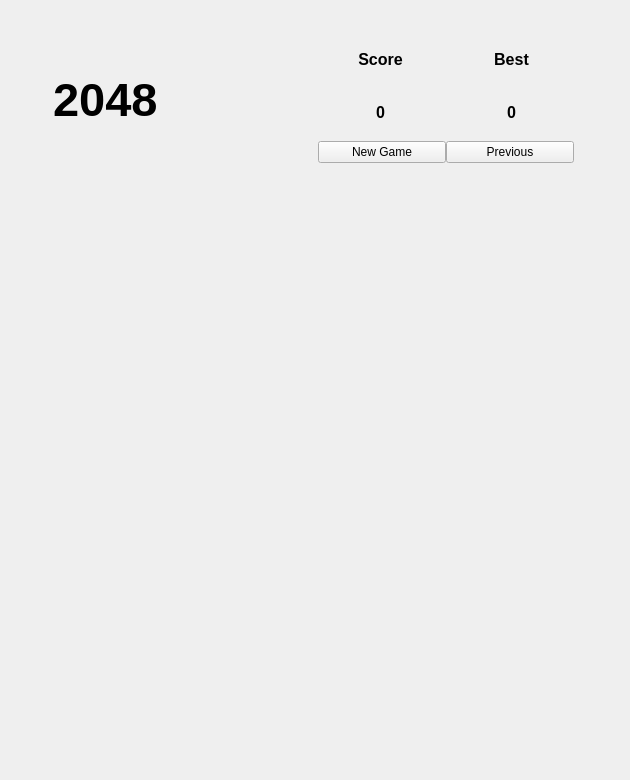
Old version of the form QTCPP2048/QTCPP2048/MainWindow.ui in the repository sgfcz/game_2048.
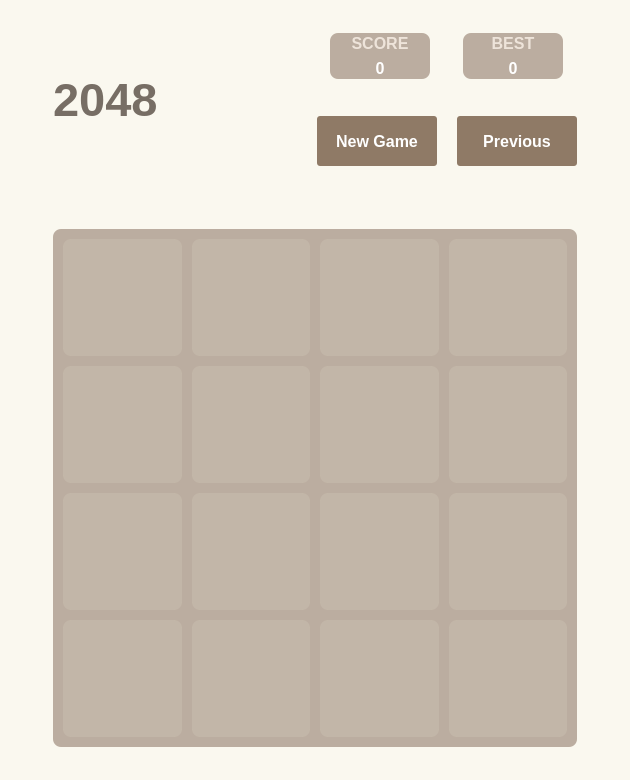
New version of the form.

Commit message: 完善界面

```diff
--- a/QTCPP2048/QTCPP2048/MainWindow.ui
+++ b/QTCPP2048/QTCPP2048/MainWindow.ui
@@ -25,7 +25,13 @@
   <property name="windowTitle">
    <string>MainWindow</string>
   </property>
+  <property name="styleSheet">
+   <string notr="true">background-color: rgb(250, 248, 239);</string>
+  </property>
   <widget class="QWidget" name="centralwidget">
+   <property name="styleSheet">
+    <string notr="true"/>
+   </property>
    <layout class="QVBoxLayout" name="verticalLayout" stretch="1,3">
     <property name="spacing">
      <number>3</number>
@@ -73,153 +79,105 @@
         <property name="bottomMargin">
          <number>0</number>
         </property>
-        <item row="0" column="1">
-         <layout class="QGridLayout" name="ScoresGL">
-          <property name="leftMargin">
-           <number>0</number>
-          </property>
-          <property name="topMargin">
-           <number>0</number>
-          </property>
-          <property name="rightMargin">
-           <number>0</number>
-          </property>
-          <property name="bottomMargin">
-           <number>0</number>
-          </property>
-          <item row="0" column="1">
-           <layout class="QGridLayout" name="ScoreGL">
-            <property name="leftMargin">
-             <number>0</number>
-            </property>
-            <property name="topMargin">
-             <number>0</number>
-            </property>
-            <property name="rightMargin">
-             <number>0</number>
-            </property>
-            <property name="bottomMargin">
-             <number>0</number>
-            </property>
-            <item row="0" column="0">
-             <widget class="QLabel" name="ScoreUp">
-              <property name="font">
-               <font>
-                <pointsize>12</pointsize>
-                <weight>75</weight>
-                <bold>true</bold>
-               </font>
-              </property>
-              <property name="text">
-               <string>Best</string>
-              </property>
-              <property name="alignment">
-               <set>Qt::AlignCenter</set>
-              </property>
-             </widget>
-            </item>
-            <item row="1" column="0">
-             <widget class="QLabel" name="ScoreLabel">
-              <property name="font">
-               <font>
-                <pointsize>12</pointsize>
-                <weight>75</weight>
-                <bold>true</bold>
-               </font>
-              </property>
-              <property name="text">
-               <string>0</string>
-              </property>
-              <property name="alignment">
-               <set>Qt::AlignCenter</set>
-              </property>
-             </widget>
-            </item>
-           </layout>
-          </item>
-          <item row="0" column="0">
-           <layout class="QGridLayout" name="BestGL">
-            <property name="leftMargin">
-             <number>0</number>
-            </property>
-            <property name="topMargin">
-             <number>0</number>
-            </property>
-            <property name="rightMargin">
-             <number>0</number>
-            </property>
-            <property name="bottomMargin">
-             <number>0</number>
-            </property>
-            <item row="0" column="0">
-             <widget class="QLabel" name="BestUp">
-              <property name="font">
-               <font>
-                <pointsize>12</pointsize>
-                <weight>75</weight>
-                <bold>true</bold>
-               </font>
-              </property>
-              <property name="text">
-               <string>Score</string>
-              </property>
-              <property name="alignment">
-               <set>Qt::AlignCenter</set>
-              </property>
-             </widget>
-            </item>
-            <item row="1" column="0">
-             <widget class="QLabel" name="BestLabel">
-              <property name="font">
-               <font>
-                <pointsize>12</pointsize>
-                <weight>75</weight>
-                <bold>true</bold>
-               </font>
-              </property>
-              <property name="text">
-               <string>0</string>
-              </property>
-              <property name="alignment">
-               <set>Qt::AlignCenter</set>
-              </property>
-             </widget>
-            </item>
-           </layout>
-          </item>
-         </layout>
-        </item>
-        <item row="1" column="1">
+        <item row="2" column="1">
          <layout class="QGridLayout" name="ButtonGL">
           <property name="leftMargin">
-           <number>3</number>
+           <number>0</number>
           </property>
           <property name="topMargin">
-           <number>3</number>
+           <number>0</number>
           </property>
           <property name="rightMargin">
-           <number>3</number>
+           <number>0</number>
           </property>
           <property name="bottomMargin">
-           <number>3</number>
+           <number>0</number>
+          </property>
+          <property name="horizontalSpacing">
+           <number>20</number>
+          </property>
+          <property name="verticalSpacing">
+           <number>0</number>
           </property>
           <item row="0" column="0">
            <widget class="QPushButton" name="NewGameButton">
+            <property name="sizePolicy">
+             <sizepolicy hsizetype="Minimum" vsizetype="Fixed">
+              <horstretch>0</horstretch>
+              <verstretch>0</verstretch>
+             </sizepolicy>
+            </property>
+            <property name="minimumSize">
+             <size>
+              <width>120</width>
+              <height>50</height>
+             </size>
+            </property>
+            <property name="font">
+             <font>
+              <family>Arial</family>
+              <pointsize>12</pointsize>
+              <weight>75</weight>
+              <bold>true</bold>
+             </font>
+            </property>
+            <property name="styleSheet">
+             <string notr="true">QPushButton{
+	background-color: rgb(143, 122, 102);
+	color: rgb(255, 255, 255);
+	border-radius:3px; 
+	border: 1px
+}</string>
+            </property>
             <property name="text">
              <string>New Game</string>
             </property>
+            <property name="flat">
+             <bool>false</bool>
+            </property>
            </widget>
           </item>
           <item row="0" column="1">
            <widget class="QPushButton" name="PreviousButton">
+            <property name="minimumSize">
+             <size>
+              <width>120</width>
+              <height>50</height>
+             </size>
+            </property>
+            <property name="font">
+             <font>
+              <family>Arial</family>
+              <pointsize>12</pointsize>
+              <weight>75</weight>
+              <bold>true</bold>
+             </font>
+            </property>
+            <property name="styleSheet">
+             <string notr="true">QPushButton{
+	background-color: rgb(143, 122, 102);
+	color: rgb(255, 255, 255);
+	border-radius:3px; 
+	border: 1px
+}</string>
+            </property>
             <property name="text">
              <string>Previous</string>
             </property>
+            <property name="autoDefault">
+             <bool>false</bool>
+            </property>
+            <property name="default">
+             <bool>false</bool>
+            </property>
+            <property name="flat">
+             <bool>false</bool>
+            </property>
            </widget>
           </item>
          </layout>
         </item>
-        <item row="0" column="0" rowspan="2">
+        <item row="0" column="0" rowspan="3">
          <widget class="QLabel" name="TitleLabel">
           <property name="font">
            <font>
@@ -229,6 +187,9 @@
             <bold>true</bold>
            </font>
           </property>
+          <property name="styleSheet">
+           <string notr="true">color: rgb(119, 110, 101);</string>
+          </property>
           <property name="text">
            <string>2048</string>
           </property>
@@ -237,6 +198,181 @@
           </property>
          </widget>
         </item>
+        <item row="0" column="1">
+         <layout class="QGridLayout" name="ScoresGL">
+          <property name="leftMargin">
+           <number>0</number>
+          </property>
+          <property name="topMargin">
+           <number>0</number>
+          </property>
+          <property name="rightMargin">
+           <number>0</number>
+          </property>
+          <property name="bottomMargin">
+           <number>0</number>
+          </property>
+          <property name="horizontalSpacing">
+           <number>20</number>
+          </property>
+          <property name="verticalSpacing">
+           <number>0</number>
+          </property>
+          <item row="0" column="0">
+           <widget class="QWidget" name="BestWidget" native="true">
+            <property name="maximumSize">
+             <size>
+              <width>100</width>
+              <height>16777215</height>
+             </size>
+            </property>
+            <property name="styleSheet">
+             <string notr="true">background-color: rgb(187, 173, 160);
+border-radius:8px;</string>
+            </property>
+            <layout class="QGridLayout" name="BestGL">
+             <property name="leftMargin">
+              <number>1</number>
+             </property>
+             <property name="topMargin">
+              <number>1</number>
+             </property>
+             <property name="rightMargin">
+              <number>1</number>
+             </property>
+             <property name="bottomMargin">
+              <number>1</number>
+             </property>
+             <item row="0" column="0">
+              <widget class="QLabel" name="BestUp">
+               <property name="font">
+                <font>
+                 <family>Arial</family>
+                 <pointsize>12</pointsize>
+                 <weight>75</weight>
+                 <bold>true</bold>
+                </font>
+               </property>
+               <property name="styleSheet">
+                <string notr="true">color: rgb(238, 228, 218);</string>
+               </property>
+               <property name="text">
+                <string>SCORE</string>
+               </property>
+               <property name="alignment">
+                <set>Qt::AlignCenter</set>
+               </property>
+              </widget>
+             </item>
+             <item row="1" column="0">
+              <widget class="QLabel" name="BestLabel">
+               <property name="font">
+                <font>
+                 <family>Arial</family>
+                 <pointsize>12</pointsize>
+                 <weight>75</weight>
+                 <bold>true</bold>
+                </font>
+               </property>
+               <property name="styleSheet">
+                <string notr="true">color: rgb(255, 255, 255);</string>
+               </property>
+               <property name="text">
+                <string>0</string>
+               </property>
+               <property name="alignment">
+                <set>Qt::AlignCenter</set>
+               </property>
+              </widget>
+             </item>
+            </layout>
+           </widget>
+          </item>
+          <item row="0" column="1">
+           <widget class="QWidget" name="ScoreWidget" native="true">
+            <property name="maximumSize">
+             <size>
+              <width>100</width>
+              <height>16777215</height>
+             </size>
+            </property>
+            <property name="styleSheet">
+             <string notr="true">background-color: rgb(187, 173, 160);
+border-radius:8px;</string>
+            </property>
+            <layout class="QGridLayout" name="ScoreGL">
+             <property name="leftMargin">
+              <number>1</number>
+             </property>
+             <property name="topMargin">
+              <number>1</number>
+             </property>
+             <property name="rightMargin">
+              <number>1</number>
+             </property>
+             <property name="bottomMargin">
+              <number>1</number>
+             </property>
+             <item row="0" column="0">
+              <widget class="QLabel" name="ScoreUp">
+               <property name="font">
+                <font>
+                 <family>Arial</family>
+                 <pointsize>12</pointsize>
+                 <weight>75</weight>
+                 <bold>true</bold>
+                </font>
+               </property>
+               <property name="styleSheet">
+                <string notr="true">color: rgb(238, 228, 218);</string>
+               </property>
+               <property name="text">
+                <string>BEST</string>
+               </property>
+               <property name="alignment">
+                <set>Qt::AlignCenter</set>
+               </property>
+              </widget>
+             </item>
+             <item row="1" column="0">
+              <widget class="QLabel" name="ScoreLabel">
+               <property name="font">
+                <font>
+                 <family>Arial</family>
+                 <pointsize>12</pointsize>
+                 <weight>75</weight>
+                 <bold>true</bold>
+                </font>
+               </property>
+               <property name="styleSheet">
+                <string notr="true">color: rgb(255, 255, 255);</string>
+               </property>
+               <property name="text">
+                <string>0</string>
+               </property>
+               <property name="alignment">
+                <set>Qt::AlignCenter</set>
+               </property>
+              </widget>
+             </item>
+            </layout>
+           </widget>
+          </item>
+         </layout>
+        </item>
+        <item row="1" column="1">
+         <spacer name="verticalSpacer">
+          <property name="orientation">
+           <enum>Qt::Vertical</enum>
+          </property>
+          <property name="sizeHint" stdset="0">
+           <size>
+            <width>20</width>
+            <height>40</height>
+           </size>
+          </property>
+         </spacer>
+        </item>
        </layout>
       </item>
      </layout>
@@ -256,6 +392,11 @@
        <number>30</number>
       </property>
       <item row="0" column="0">
+       <widget class="QWidget" name="BlockWidget" native="true">
+        <property name="styleSheet">
+         <string notr="true">background-color: rgb(187, 173, 160);
+border-radius:8px</string>
+        </property>
        <layout class="QGridLayout" name="BlockGL">
         <property name="leftMargin">
          <number>10</number>
@@ -274,6 +415,9 @@
         </property>
         <item row="3" column="2">
          <widget class="QWidget" name="viewBlock_14" native="true">
+           <property name="styleSheet">
+            <string notr="true">background-color: rgba(238, 238, 218, 35);</string>
+           </property>
           <layout class="QGridLayout" name="gridLayout_30">
            <property name="leftMargin">
             <number>0</number>
@@ -295,6 +439,9 @@
         </item>
         <item row="1" column="0">
          <widget class="QWidget" name="viewBlock_4" native="true">
+           <property name="styleSheet">
+            <string notr="true">background-color: rgba(238, 238, 218, 35);</string>
+           </property>
           <layout class="QGridLayout" name="gridLayout_20">
            <property name="leftMargin">
             <number>0</number>
@@ -316,6 +463,9 @@
         </item>
         <item row="2" column="3">
          <widget class="QWidget" name="viewBlock_11" native="true">
+           <property name="styleSheet">
+            <string notr="true">background-color: rgba(238, 238, 218, 35);</string>
+           </property>
           <layout class="QGridLayout" name="gridLayout_27">
            <property name="leftMargin">
             <number>0</number>
@@ -337,6 +487,9 @@
         </item>
         <item row="1" column="3">
          <widget class="QWidget" name="viewBlock_7" native="true">
+           <property name="styleSheet">
+            <string notr="true">background-color: rgba(238, 238, 218, 35);</string>
+           </property>
           <layout class="QGridLayout" name="gridLayout_23">
            <property name="leftMargin">
             <number>0</number>
@@ -358,6 +511,9 @@
         </item>
         <item row="3" column="3">
          <widget class="QWidget" name="viewBlock_15" native="true">
+           <property name="styleSheet">
+            <string notr="true">background-color: rgba(238, 238, 218, 35);</string>
+           </property>
           <layout class="QGridLayout" name="gridLayout_31">
            <property name="leftMargin">
             <number>0</number>
@@ -379,6 +535,9 @@
         </item>
         <item row="2" column="0">
          <widget class="QWidget" name="viewBlock_8" native="true">
+           <property name="styleSheet">
+            <string notr="true">background-color: rgba(238, 238, 218, 35);</string>
+           </property>
           <layout class="QGridLayout" name="gridLayout_24">
            <property name="leftMargin">
             <number>0</number>
@@ -400,6 +559,9 @@
         </item>
         <item row="2" column="1">
          <widget class="QWidget" name="viewBlock_9" native="true">
+           <property name="styleSheet">
+            <string notr="true">background-color: rgba(238, 238, 218, 35);</string>
+           </property>
           <layout class="QGridLayout" name="gridLayout_25">
            <property name="leftMargin">
             <number>0</number>
@@ -421,6 +583,9 @@
         </item>
         <item row="0" column="0">
          <widget class="QWidget" name="viewBlock_0" native="true">
+           <property name="styleSheet">
+            <string notr="true">background-color: rgba(238, 238, 218, 35);</string>
+           </property>
           <layout class="QGridLayout" name="gridLayout_2">
            <property name="leftMargin">
             <number>0</number>
@@ -442,6 +607,9 @@
         </item>
         <item row="1" column="1">
          <widget class="QWidget" name="viewBlock_5" native="true">
+           <property name="styleSheet">
+            <string notr="true">background-color: rgba(238, 238, 218, 35);</string>
+           </property>
           <layout class="QGridLayout" name="gridLayout_21">
            <property name="leftMargin">
             <number>0</number>
@@ -463,6 +631,9 @@
         </item>
         <item row="1" column="2">
          <widget class="QWidget" name="viewBlock_6" native="true">
+           <property name="styleSheet">
+            <string notr="true">background-color: rgba(238, 238, 218, 35);</string>
+           </property>
           <layout class="QGridLayout" name="gridLayout_22">
            <property name="leftMargin">
             <number>0</number>
@@ -484,6 +655,9 @@
         </item>
         <item row="3" column="0">
          <widget class="QWidget" name="viewBlock_12" native="true">
+           <property name="styleSheet">
+            <string notr="true">background-color: rgba(238, 238, 218, 35);</string>
+           </property>
           <layout class="QGridLayout" name="gridLayout_28">
            <property name="leftMargin">
             <number>0</number>
@@ -505,6 +679,9 @@
         </item>
         <item row="3" column="1">
          <widget class="QWidget" name="viewBlock_13" native="true">
+           <property name="styleSheet">
+            <string notr="true">background-color: rgba(238, 238, 218, 35);</string>
+           </property>
           <layout class="QGridLayout" name="gridLayout_29">
            <property name="leftMargin">
             <number>0</number>
@@ -526,6 +703,9 @@
         </item>
         <item row="0" column="2">
          <widget class="QWidget" name="viewBlock_2" native="true">
+           <property name="styleSheet">
+            <string notr="true">background-color: rgba(238, 238, 218, 35);</string>
+           </property>
           <layout class="QGridLayout" name="gridLayout_18">
            <property name="leftMargin">
             <number>0</number>
@@ -547,6 +727,9 @@
         </item>
         <item row="0" column="3">
          <widget class="QWidget" name="viewBlock_3" native="true">
+           <property name="styleSheet">
+            <string notr="true">background-color: rgba(238, 238, 218, 35);</string>
+           </property>
           <layout class="QGridLayout" name="gridLayout_19">
            <property name="leftMargin">
             <number>0</number>
@@ -568,6 +751,9 @@
         </item>
         <item row="0" column="1">
          <widget class="QWidget" name="viewBlock_1" native="true">
+           <property name="styleSheet">
+            <string notr="true">background-color: rgba(238, 238, 218, 35);</string>
+           </property>
           <layout class="QGridLayout" name="gridLayout_17">
            <property name="leftMargin">
             <number>0</number>
@@ -589,6 +775,9 @@
         </item>
         <item row="2" column="2">
          <widget class="QWidget" name="viewBlock_10" native="true">
+           <property name="styleSheet">
+            <string notr="true">background-color: rgba(238, 238, 218, 35);</string>
+           </property>
           <layout class="QGridLayout" name="gridLayout_26">
            <property name="leftMargin">
             <number>0</number>
@@ -609,6 +798,7 @@
          </widget>
         </item>
        </layout>
+       </widget>
       </item>
      </layout>
     </item>
```
Lines whose indentation alone changed are shown as unchanged.
